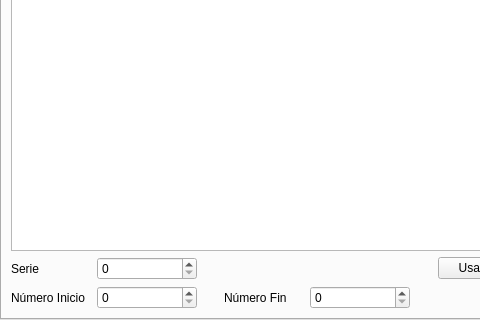
First picture: the form in ManagerM/ui_opciones_comprobante.ui, repository janfranco27/TheProyect, before the edit; both pictures show x 0 to 480 and y 88 to 408 of the 571 by 408 pixel window.
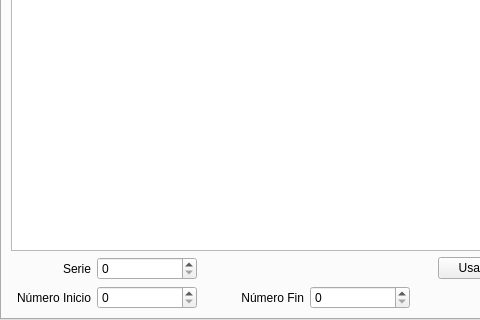
Second picture: the form after the edit. Icons and pictures are not drawn.

```diff
--- a/ManagerM/ui_opciones_comprobante.ui
+++ b/ManagerM/ui_opciones_comprobante.ui
@@ -56,6 +56,9 @@
                <property name="text">
                 <string>Serie</string>
                </property>
+               <property name="alignment">
+                <set>Qt::AlignRight|Qt::AlignTrailing|Qt::AlignVCenter</set>
+               </property>
               </widget>
              </item>
              <item>
@@ -105,6 +108,9 @@
                <property name="text">
                 <string>Número Inicio</string>
                </property>
+               <property name="alignment">
+                <set>Qt::AlignRight|Qt::AlignTrailing|Qt::AlignVCenter</set>
+               </property>
               </widget>
              </item>
              <item>
@@ -147,6 +153,9 @@
                <property name="text">
                 <string>Número Fin</string>
                </property>
+               <property name="alignment">
+                <set>Qt::AlignRight|Qt::AlignTrailing|Qt::AlignVCenter</set>
+               </property>
               </widget>
              </item>
              <item>
```
Left out of the diff: 27 changed lines with no effect on the pictures.
